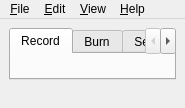
Above: audio/resources/mainwindow.ui from springermac/audio before the change. Below: the same form after it.
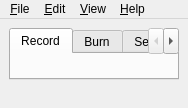
That is the form after the change. Icons and pictures are not drawn. Custom widgets are drawn as their Qt base class.

```diff
--- a/audio/resources/mainwindow.ui
+++ b/audio/resources/mainwindow.ui
@@ -6,7 +6,7 @@
    <rect>
     <x>0</x>
     <y>0</y>
-    <width>185</width>
+    <width>188</width>
     <height>108</height>
    </rect>
   </property>
@@ -53,7 +53,7 @@
     <rect>
      <x>0</x>
      <y>0</y>
-     <width>185</width>
+     <width>188</width>
      <height>22</height>
     </rect>
    </property>
```
